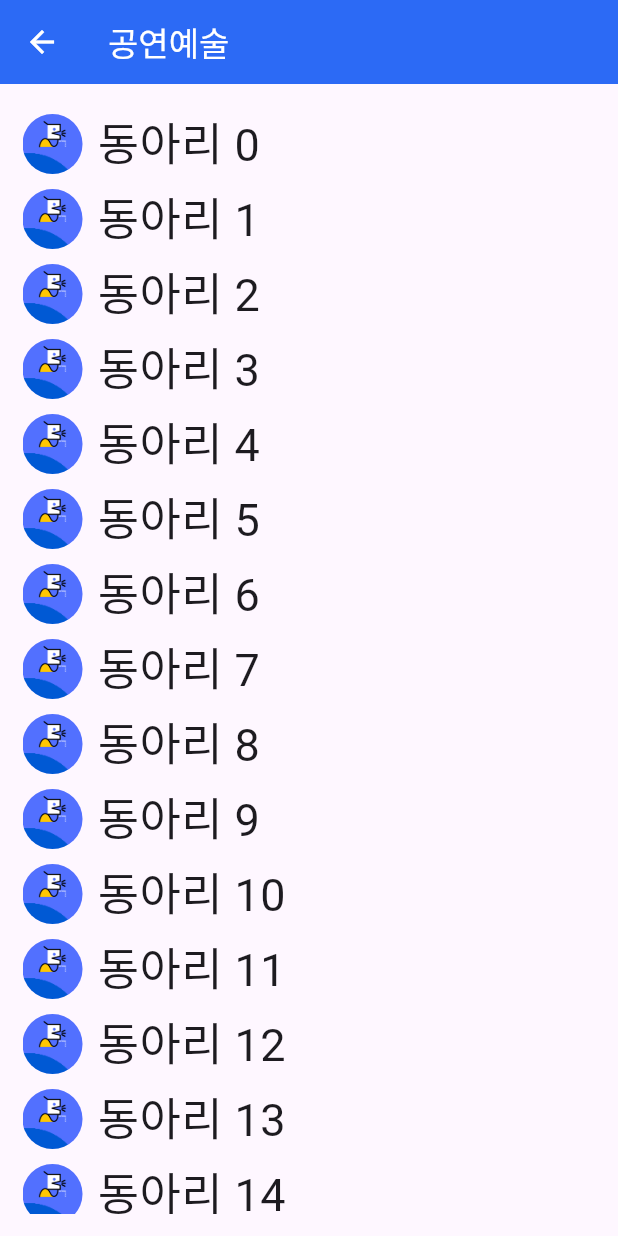
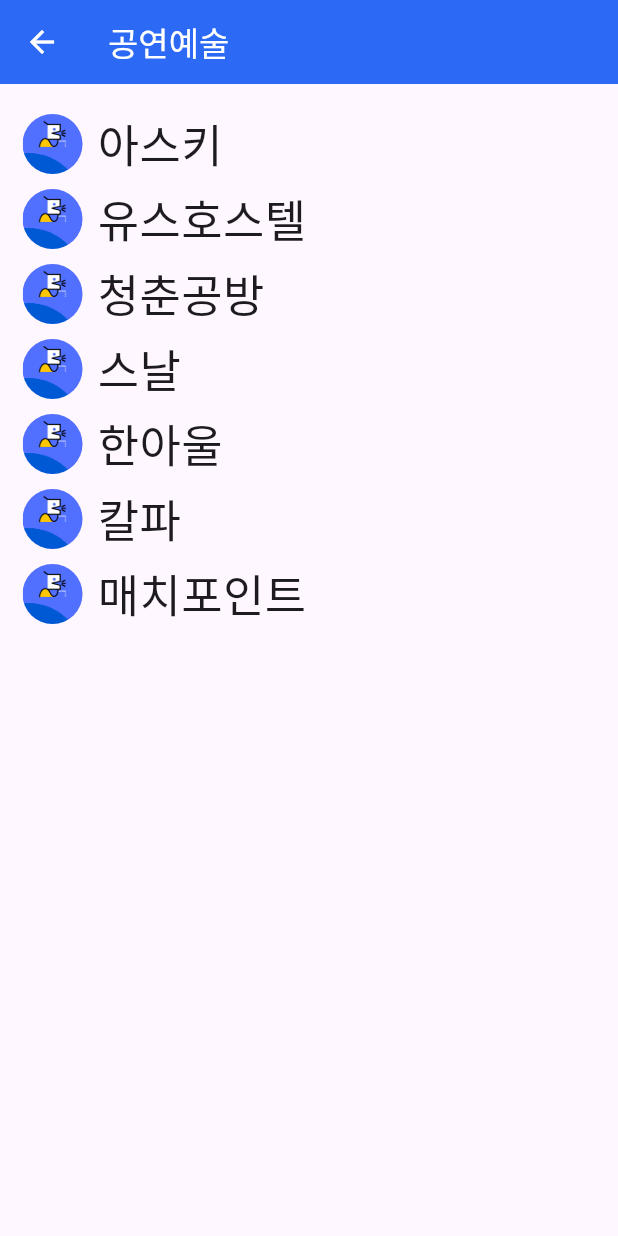
Before and after one commit to minseokknag2080/matdongsan_v2, a Flutter app: the follow_list screen opened directly, on a phone screen of 412 x 824 dp. Run offline on Flutter 3.47's test engine with Material 3 defaults, Android fonts, the phone set to English and light mode, and no system bars; our stand-ins replace carousel_slider, cloud_firestore, extended_image, firebase_auth, firebase_core, firebase_storage and 4 more; missing offline and left inert: firebase_auth_platform_interface, flutter_launcher_icons, flutter_state_notifier; accounts and stored records are empty.

Commit message:
동아리 여러개뜨도록 리스트 추가

```diff
--- a/sns_clonecode/lib/widgets/follow_wigets.dart
+++ b/sns_clonecode/lib/widgets/follow_wigets.dart
@@ -8,8 +8,16 @@ class follow_list extends StatefulWidget {
 }
 
 class _follow_listState extends State<follow_list> {
-  List<bool> switchValues = List.generate(20, (index) => false);
-
+  // List<bool> switchValues = List.generate(20, (index) => false);
+  List<String> switchValues = [
+    '아스키',
+    '유스호스텔',
+    '청춘공방',
+    '스날',
+    '한아울',
+    '칼파',
+    '매치포인트'
+  ];
   @override
   Widget build(BuildContext context) {
     final size = MediaQuery.of(context).size.height * 1 / 9;
@@ -33,7 +41,7 @@ class _follow_listState extends State<follow_list> {
                   children: List.generate(switchValues.length, (index) {
                     return InkWell(
                       onTap: () {
-                        // 클릭된 동아리에 대한 작업 수행
+                        // Perform actions when a club is clicked
                         print('$index 동아리 클릭됨');
                       },
                       child: Row(
@@ -42,24 +50,15 @@ class _follow_listState extends State<follow_list> {
                           CircleAvatar(
                             radius: 20,
                             backgroundImage: AssetImage(
-                              'assets/images/app_logo.png', // 이미지의 경로를 여기에 입력
+                              'assets/images/app_logo.png', // Image path here
                             ),
                           ),
                           SizedBox(width: 10),
                           Text(
-                            '동아리 $index',
+                            switchValues[index], // Use club name from the list
                             style: TextStyle(fontSize: 30),
                           ),
                           SizedBox(height: 50),
-                          // Switch(
-                          //   value: switchValues[index],
-                          //   onChanged: (value) {
-                          //     setState(() {
-                          //       print(value);
-                          //       switchValues[index] = value;
-                          //     });
-                          //   },
-                          // ),
                         ],
                       ),
                     );
@@ -67,6 +66,7 @@ class _follow_listState extends State<follow_list> {
                 ),
               ),
             ),
+            //
           ],
         ),
       ),
```
